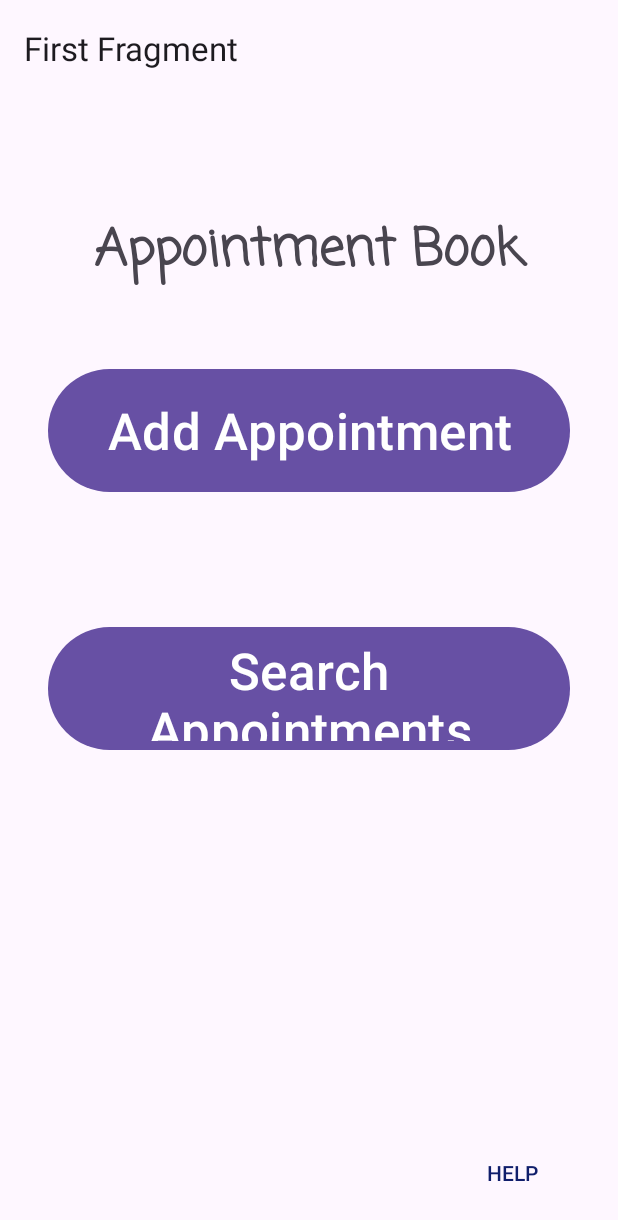
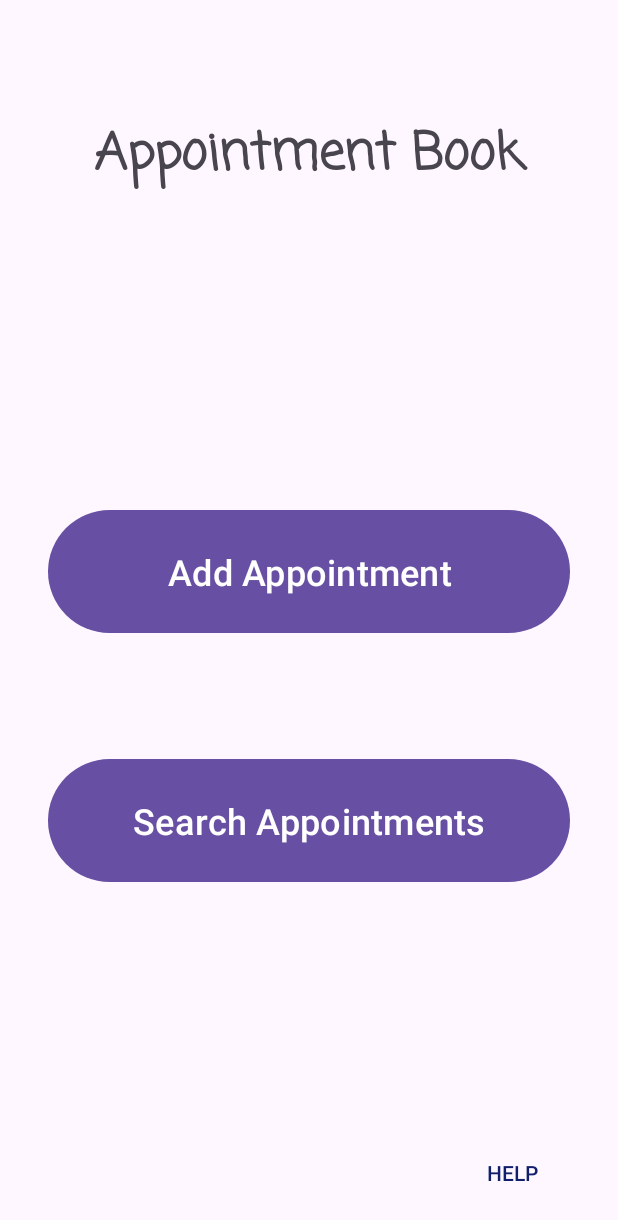
Before and after one commit to benjaminlutz23/java_android_web_app, an Android app: the screen it shows after launch (MainActivity), on a phone screen of 412 x 824 dp. Shown: the top 1220 px of the screen. Run offline under Robolectric (Android 15) with nearby library versions, the phone set to English and light mode, and no system bars.

Commit message:
Looks nicer

```diff
--- a/apptbook-android/app/src/main/java/edu/pdx/cs410J/benlutz/MainActivity.java
+++ b/apptbook-android/app/src/main/java/edu/pdx/cs410J/benlutz/MainActivity.java
@@ -8,10 +8,6 @@ import androidx.appcompat.app.AlertDialog;
 import androidx.appcompat.app.AppCompatActivity;
 import androidx.navigation.NavController;
 import androidx.navigation.Navigation;
-import androidx.navigation.ui.AppBarConfiguration;
-import androidx.navigation.ui.NavigationUI;
-
-import com.google.android.material.snackbar.Snackbar;
 
 import edu.pdx.cs410J.benlutz.databinding.ActivityMainBinding;
 
@@ -22,7 +18,6 @@ import java.io.InputStreamReader;
 
 public class MainActivity extends AppCompatActivity {
 
-    private AppBarConfiguration appBarConfiguration;
     private ActivityMainBinding binding;
 
     @Override
@@ -32,11 +27,12 @@ public class MainActivity extends AppCompatActivity {
         binding = ActivityMainBinding.inflate(getLayoutInflater());
         setContentView(binding.getRoot());
 
-        setSupportActionBar(binding.toolbar);
+        // This line is removed or commented out since the toolbar is no longer in the layout
+        // setSupportActionBar(binding.toolbar);
 
         NavController navController = Navigation.findNavController(this, R.id.nav_host_fragment_content_main);
-        appBarConfiguration = new AppBarConfiguration.Builder(navController.getGraph()).build();
-        NavigationUI.setupActionBarWithNavController(this, navController, appBarConfiguration);
+        // If you are not using the AppBarConfiguration and NavigationUI with a toolbar,
+        // you might want to adjust or remove the related code.
 
         binding.fab.setOnClickListener(view -> {
             String readmeText = readReadmeText();
@@ -52,9 +48,6 @@ public class MainActivity extends AppCompatActivity {
         });
     }
 
-    /**
-     * Reads the contents of the README file from the assets folder and returns it as a string.
-     */
     private String readReadmeText() {
         StringBuilder readmeText = new StringBuilder();
         try (InputStream readmeStream = this.getAssets().open("README.txt");
--- a/apptbook-android/app/src/main/res/layout/activity_main.xml
+++ b/apptbook-android/app/src/main/res/layout/activity_main.xml
@@ -6,18 +6,6 @@
     android:layout_height="match_parent"
     android:fitsSystemWindows="true"
     tools:context=".MainActivity">
-
-    <com.google.android.material.appbar.AppBarLayout
-        android:layout_width="match_parent"
-        android:layout_height="wrap_content"
-        android:fitsSystemWindows="true">
-
-        <com.google.android.material.appbar.MaterialToolbar
-            android:id="@+id/toolbar"
-            android:layout_width="match_parent"
-            android:layout_height="?attr/actionBarSize" />
-
-    </com.google.android.material.appbar.AppBarLayout>
 
     <include layout="@layout/content_main" />
 
--- a/apptbook-android/app/src/main/res/layout/fragment_first.xml
+++ b/apptbook-android/app/src/main/res/layout/fragment_first.xml
@@ -33,14 +33,15 @@
         android:layout_marginEnd="32dp"
         android:layout_marginBottom="76dp"
         android:layout_weight="1"
+        android:autoSizeMaxTextSize="@android:dimen/app_icon_size"
         android:text="Add Appointment"
-        android:textSize="34sp"
+        android:textSize="24sp"
         app:layout_constraintBottom_toTopOf="@+id/button2"
         app:layout_constraintEnd_toEndOf="parent"
         app:layout_constraintHorizontal_bias="0.0"
         app:layout_constraintStart_toStartOf="parent"
         app:layout_constraintTop_toTopOf="parent"
-        app:layout_constraintVertical_bias="0.969" />
+        app:layout_constraintVertical_bias="1.0" />
 
     <Button
         android:id="@+id/button2"
@@ -48,10 +49,10 @@
         android:layout_height="90dp"
         android:layout_marginStart="32dp"
         android:layout_marginEnd="32dp"
-        android:layout_marginBottom="320dp"
+        android:layout_marginBottom="232dp"
         android:layout_weight="1"
         android:text="Search Appointments"
-        android:textSize="34sp"
+        android:textSize="24sp"
         app:layout_constraintBottom_toBottomOf="parent"
         app:layout_constraintEnd_toEndOf="parent"
         app:layout_constraintHorizontal_bias="0.0"
```
